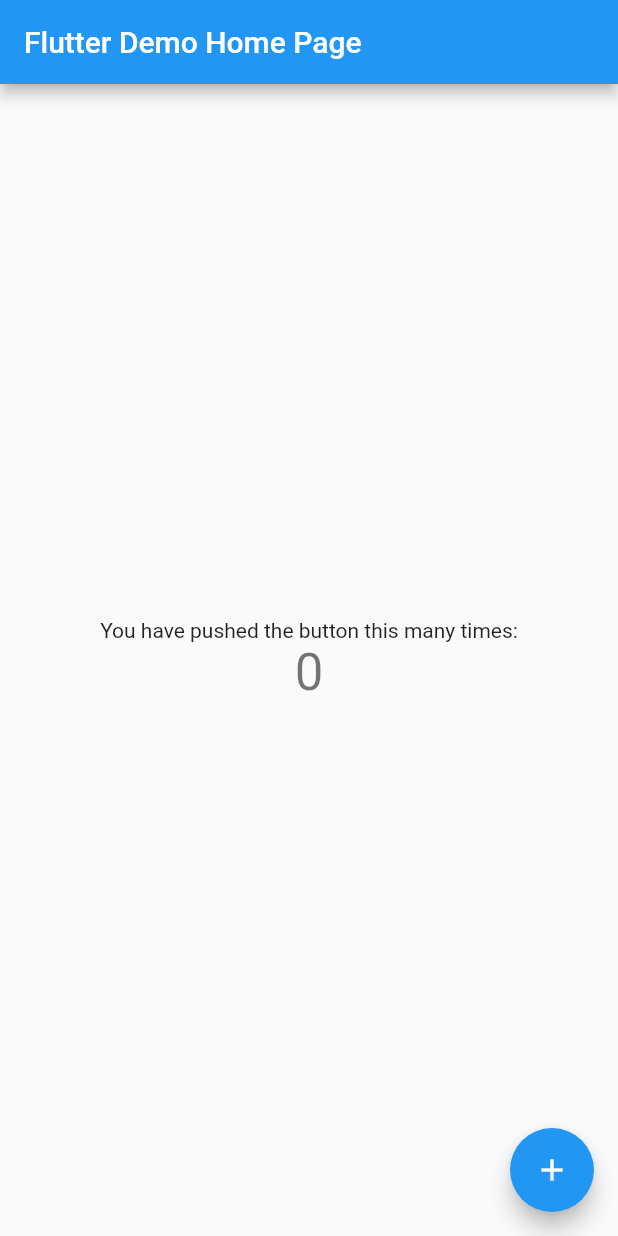
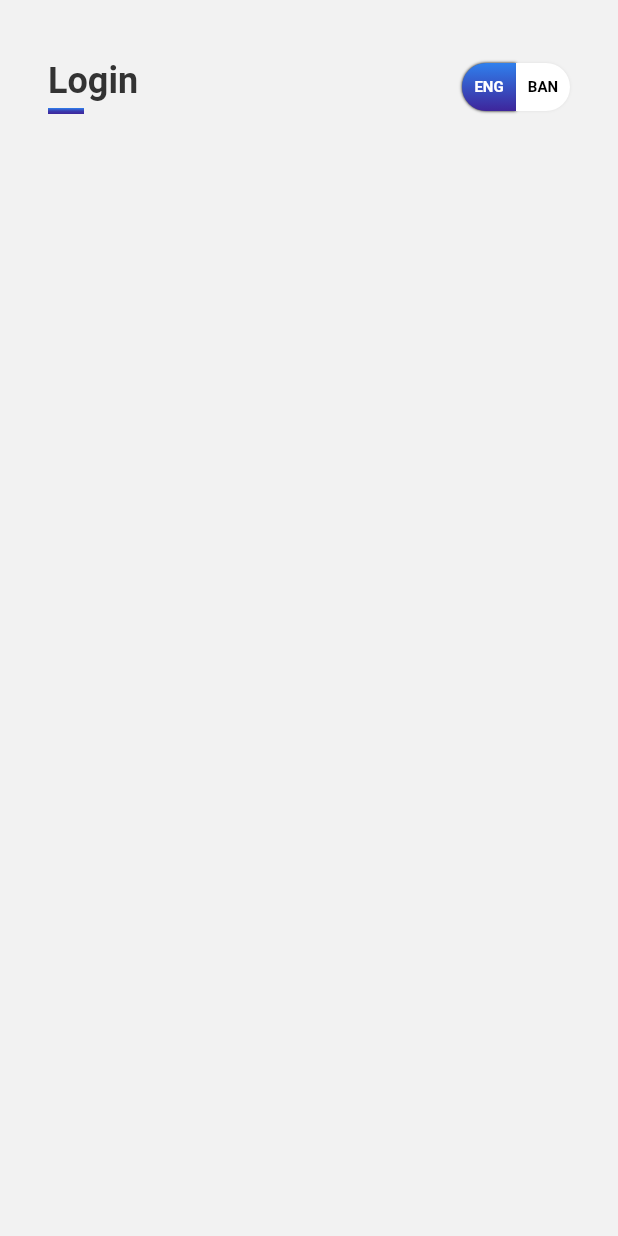
Before and after one commit to yousufCse/flutter_ui, a Flutter app: the screen it shows after launch, on a phone screen of 412 x 824 dp. Run offline on Flutter 3.47's test engine with Material 2 defaults, Android fonts, the phone set to English and light mode, and no system bars.

Commit message:
Creates some screens

```diff
--- a/lib/main.dart
+++ b/lib/main.dart
@@ -1,111 +1,4 @@
 import 'package:flutter/material.dart';
+import './src/app.dart';
 
-void main() => runApp(MyApp());
-
-class MyApp extends StatelessWidget {
-  // This widget is the root of your application.
-  @override
-  Widget build(BuildContext context) {
-    return MaterialApp(
-      title: 'Flutter Demo',
-      theme: ThemeData(
-        // This is the theme of your application.
-        //
-        // Try running your application with "flutter run". You'll see the
-        // application has a blue toolbar. Then, without quitting the app, try
-        // changing the primarySwatch below to Colors.green and then invoke
-        // "hot reload" (press "r" in the console where you ran "flutter run",
-        // or simply save your changes to "hot reload" in a Flutter IDE).
-        // Notice that the counter didn't reset back to zero; the application
-        // is not restarted.
-        primarySwatch: Colors.blue,
-      ),
-      home: MyHomePage(title: 'Flutter Demo Home Page'),
-    );
-  }
-}
-
-class MyHomePage extends StatefulWidget {
-  MyHomePage({Key key, this.title}) : super(key: key);
-
-  // This widget is the home page of your application. It is stateful, meaning
-  // that it has a State object (defined below) that contains fields that affect
-  // how it looks.
-
-  // This class is the configuration for the state. It holds the values (in this
-  // case the title) provided by the parent (in this case the App widget) and
-  // used by the build method of the State. Fields in a Widget subclass are
-  // always marked "final".
-
-  final String title;
-
-  @override
-  _MyHomePageState createState() => _MyHomePageState();
-}
-
-class _MyHomePageState extends State<MyHomePage> {
-  int _counter = 0;
-
-  void _incrementCounter() {
-    setState(() {
-      // This call to setState tells the Flutter framework that something has
-      // changed in this State, which causes it to rerun the build method below
-      // so that the display can reflect the updated values. If we changed
-      // _counter without calling setState(), then the build method would not be
-      // called again, and so nothing would appear to happen.
-      _counter++;
-    });
-  }
-
-  @override
-  Widget build(BuildContext context) {
-    // This method is rerun every time setState is called, for instance as done
-    // by the _incrementCounter method above.
-    //
-    // The Flutter framework has been optimized to make rerunning build methods
-    // fast, so that you can just rebuild anything that needs updating rather
-    // than having to individually change instances of widgets.
-    return Scaffold(
-      appBar: AppBar(
-        // Here we take the value from the MyHomePage object that was created by
-        // the App.build method, and use it to set our appbar title.
-        title: Text(widget.title),
-      ),
-      body: Center(
-        // Center is a layout widget. It takes a single child and positions it
-        // in the middle of the parent.
-        child: Column(
-          // Column is also a layout widget. It takes a list of children and
-          // arranges them vertically. By default, it sizes itself to fit its
-          // children horizontally, and tries to be as tall as its parent.
-          //
-          // Invoke "debug painting" (press "p" in the console, choose the
-          // "Toggle Debug Paint" action from the Flutter Inspector in Android
-          // Studio, or the "Toggle Debug Paint" command in Visual Studio Code)
-          // to see the wireframe for each widget.
-          //
-          // Column has various properties to control how it sizes itself and
-          // how it positions its children. Here we use mainAxisAlignment to
-          // center the children vertically; the main axis here is the vertical
-          // axis because Columns are vertical (the cross axis would be
-          // horizontal).
-          mainAxisAlignment: MainAxisAlignment.center,
-          children: <Widget>[
-            Text(
-              'You have pushed the button this many times:',
-            ),
-            Text(
-              '$_counter',
-              style: Theme.of(context).textTheme.display1,
-            ),
-          ],
-        ),
-      ),
-      floatingActionButton: FloatingActionButton(
-        onPressed: _incrementCounter,
-        tooltip: 'Increment',
-        child: Icon(Icons.add),
-      ), // This trailing comma makes auto-formatting nicer for build methods.
-    );
-  }
-}
+void main () => runApp(App());
--- /dev/null
+++ b/lib/src/app.dart
@@ -0,0 +1,12 @@
+import 'package:flutter/material.dart';
+import 'screens/login_screen.dart';
+
+class App extends StatelessWidget {
+  Widget build(context) {
+    return MaterialApp(
+      debugShowCheckedModeBanner: false,
+      title: "Login",
+      home: LoginScreen(),
+    );
+  }
+}
--- /dev/null
+++ b/lib/src/screens/login_screen.dart
@@ -0,0 +1,127 @@
+import 'package:flutter/material.dart';
+
+class LoginScreen extends StatefulWidget {
+  @override
+  _LoginScreenState createState() => _LoginScreenState();
+}
+
+class _LoginScreenState extends State<LoginScreen> {
+  @override
+  Widget build(BuildContext context) {
+    return Scaffold(
+      body: Container(
+        padding: EdgeInsets.fromLTRB(32, 40, 32, 0),
+        color: Color(0xFFF2F2F2),
+        child: Column(
+          children: <Widget>[_buildHeader(), _buildTextField()],
+        ),
+      ),
+    );
+  }
+
+  Widget _buildHeader() {
+    return Row(
+      mainAxisAlignment: MainAxisAlignment.spaceBetween,
+      children: <Widget>[
+        _buildLoginText(),
+        _buildLanguage(),
+      ],
+    );
+  }
+
+  Widget _buildLoginText() {
+    return Column(
+      crossAxisAlignment: CrossAxisAlignment.start,
+      children: <Widget>[
+        Text(
+          'Login',
+          style: TextStyle(
+              fontSize: 24,
+              color: Color(0xFF333333),
+              fontWeight: FontWeight.bold),
+        ),
+        SizedBox(
+          height: 4,
+        ),
+        Container(
+          height: 4.0,
+          width: 24.0,
+          decoration: BoxDecoration(
+            gradient: LinearGradient(
+                begin: Alignment.topCenter,
+                end: Alignment.bottomCenter,
+                stops: [
+                  0.0,
+                  0.5,
+                  1.0
+                ],
+                colors: [
+                  Color(0xFF2F80ED),
+                  Color(0xFF3A3CAF),
+                  Color(0xFF3E259B)
+                ]),
+          ),
+        ),
+      ],
+    );
+  }
+
+  Widget _buildLanguage() {
+    return Container(
+      height: 32,
+      width: 72,
+      decoration: BoxDecoration(borderRadius: BorderRadius.circular(10.0)),
+      child: Row(
+        children: <Widget>[
+          _buildLanguageBar(selected: true, title: 'ENG'),
+          _buildLanguageBar(selected: false, title: 'BAN')
+        ],
+      ),
+    );
+  }
+
+  Widget _buildLanguageBar({selected: bool, title: String}) {
+    final borderRadius = 20.0;
+
+    return Container(
+      width: 36.0,
+      height: 32.0,
+      decoration: selected
+          ? BoxDecoration(
+              gradient: LinearGradient(
+                  begin: Alignment.topCenter,
+                  end: Alignment.bottomCenter,
+                  colors: [Color(0xFF2F80ED), Color(0xFF3E259B)]),
+              borderRadius: BorderRadius.only(
+                  topLeft: Radius.circular(borderRadius),
+                  bottomLeft: Radius.circular(borderRadius)),
+              boxShadow: [
+                  BoxShadow(
+                    color: Colors.black,
+                    blurRadius: 1.0,
+                  )
+                ])
+          : BoxDecoration(
+              color: Colors.white,
+              borderRadius: BorderRadius.only(
+                  topRight: Radius.circular(borderRadius),
+                  bottomRight: Radius.circular(borderRadius)),
+              boxShadow: [
+                  BoxShadow(color: Color(0x14000000), blurRadius: 1.0),
+                ]),
+      child: Center(
+        child: Text(
+          title,
+          style: TextStyle(
+              color: selected ? Colors.white : Colors.black,
+              fontWeight: FontWeight.bold,
+              fontSize: 10),
+        ),
+      ),
+    );
+  }
+
+  Widget _buildTextField(){
+    return Container();
+  }
+}
```
